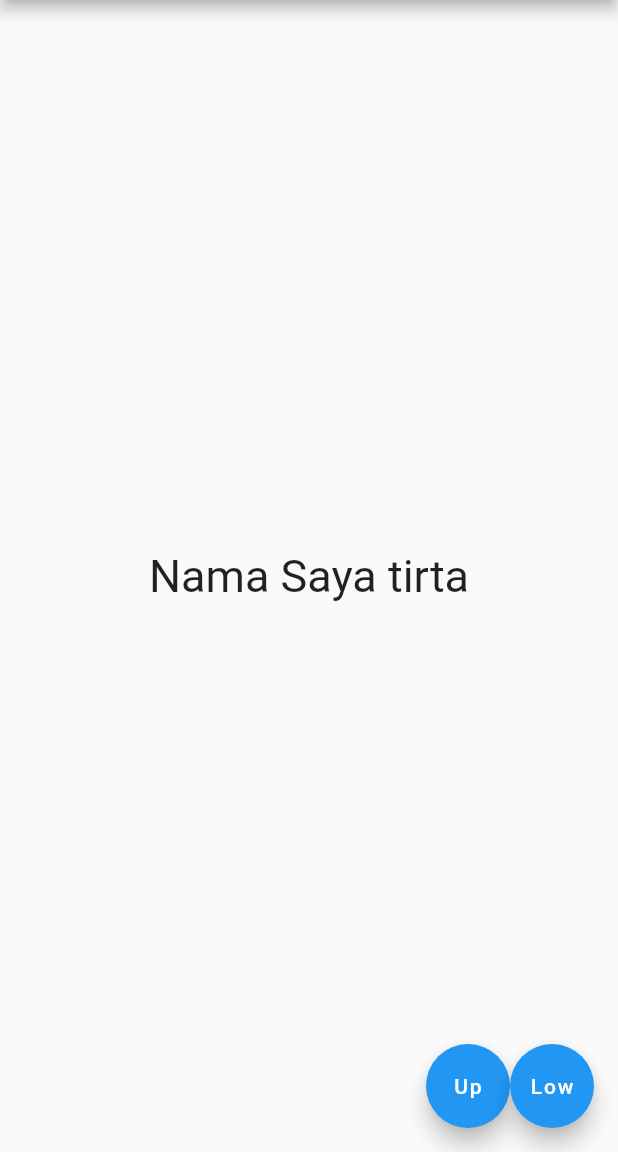
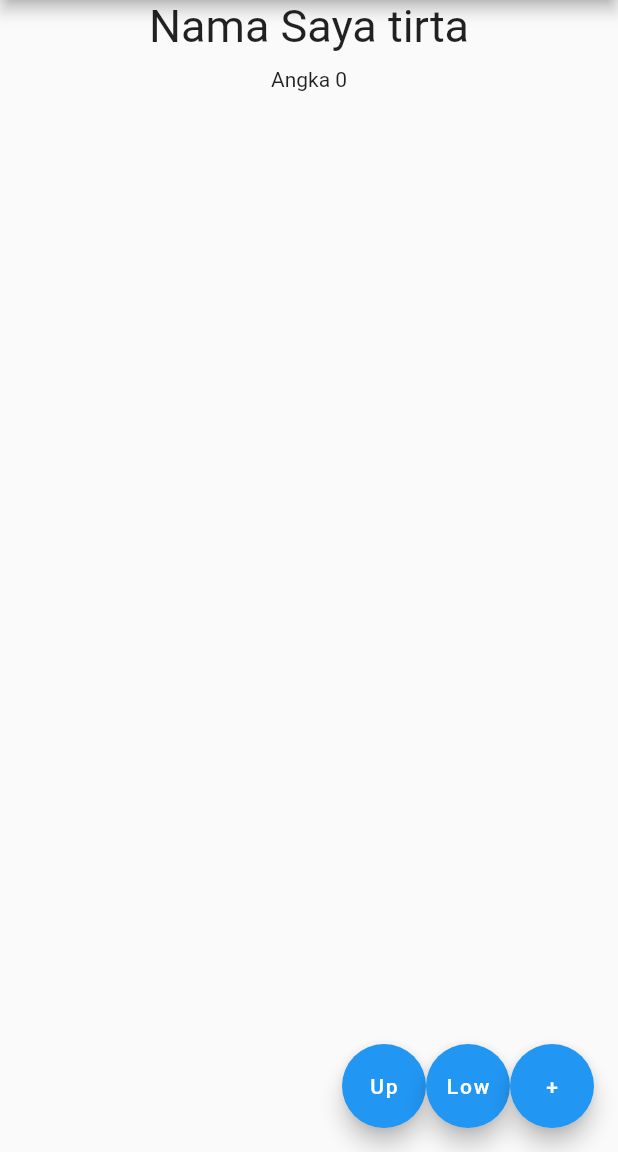
Before and after one commit to rizkitirta/Flutter_GetX, a Flutter app: the screen it shows after launch, on a phone screen of 412 x 824 dp, the part 84-1236 px from its top. Run offline on Flutter 3.47's test engine with Material 2 defaults, Android fonts, the phone set to English and light mode, and no system bars; our stand-ins replace get.

Commit message:
GetX State Manager Simple (GetBuilder)

```diff
--- a/flutter_getx/lib/controllers/orang_controller.dart
+++ b/flutter_getx/lib/controllers/orang_controller.dart
@@ -15,4 +15,10 @@ class OrangController extends GetxController {
       orang.value.nama = orang.value.nama.toString().toLowerCase();
     });
   }
+
+  var count = 0;
+  void add() {
+    count++;
+    update();
+  }
 }
--- a/flutter_getx/lib/main.dart
+++ b/flutter_getx/lib/main.dart
@@ -28,12 +28,22 @@ class HomePage extends StatelessWidget {
         title: Text("GetX"),
       ),
       body: Center(
-          child: GetX<OrangController>(
-        init: OrangController(),
-        builder: (controller) => Text(
-          "Nama Saya ${controller.orang.value.nama}",
-          style: TextStyle(fontSize: 30),
-        ),
+          child: Column(
+        children: [
+          GetX<OrangController>(
+            init: OrangController(),
+            builder: (controller) => Text(
+              "Nama Saya ${controller.orang.value.nama}",
+              style: TextStyle(fontSize: 30),
+            ),
+          ),
+          SizedBox(
+            height: 10,
+          ),
+          GetBuilder<OrangController>(
+              init: OrangController(),
+              builder: (controller) => Text("Angka ${controller.count}"))
+        ],
       )),
       floatingActionButton: Row(
         mainAxisAlignment: MainAxisAlignment.end,
@@ -50,6 +60,12 @@ class HomePage extends StatelessWidget {
               Get.find<OrangController>().changeToLower();
             },
           ),
+          FloatingActionButton(
+            child: Text("+"),
+            onPressed: () {
+              Get.find<OrangController>().add();
+            },
+          ),
         ],
       ),
     );
```
